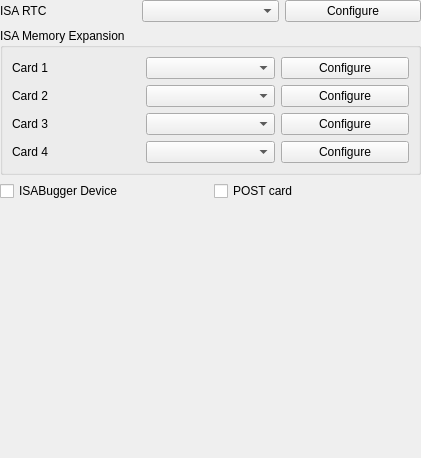
The window that src/qt/qt_settingsotherperipherals.ui (86Box/86Box) describes before a commit, drawn with Qt 5.
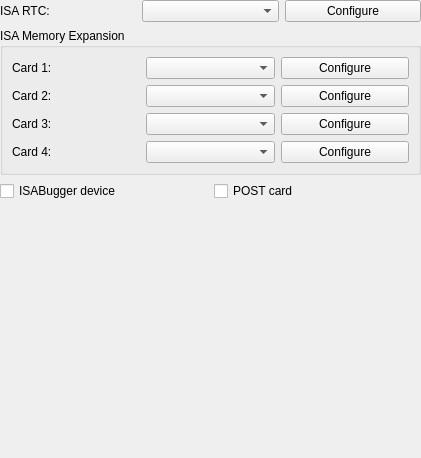
The same window after the commit.

Patch:
```diff
--- a/src/qt/qt_settingsotherperipherals.ui
+++ b/src/qt/qt_settingsotherperipherals.ui
@@ -31,7 +31,7 @@
      <item>
       <widget class="QLabel" name="label">
        <property name="text">
-        <string>ISA RTC</string>
+        <string>ISA RTC:</string>
        </property>
       </widget>
      </item>
@@ -73,14 +73,14 @@
       <item row="1" column="0">
        <widget class="QLabel" name="label_3">
         <property name="text">
-         <string>Card 2</string>
+         <string>Card 2:</string>
         </property>
        </widget>
       </item>
       <item row="2" column="0">
        <widget class="QLabel" name="label_4">
         <property name="text">
-         <string>Card 3</string>
+         <string>Card 3:</string>
         </property>
        </widget>
       </item>
@@ -97,7 +97,7 @@
       <item row="0" column="0">
        <widget class="QLabel" name="label_2">
         <property name="text">
-         <string>Card 1</string>
+         <string>Card 1:</string>
         </property>
        </widget>
       </item>
@@ -117,7 +117,7 @@
       <item row="3" column="0">
        <widget class="QLabel" name="label_5">
         <property name="text">
-         <string>Card 4</string>
+         <string>Card 4:</string>
         </property>
        </widget>
       </item>
@@ -129,7 +129,7 @@
      <item>
       <widget class="QCheckBox" name="checkBoxISABugger">
        <property name="text">
-        <string>ISABugger Device</string>
+        <string>ISABugger device</string>
        </property>
       </widget>
      </item>
```
